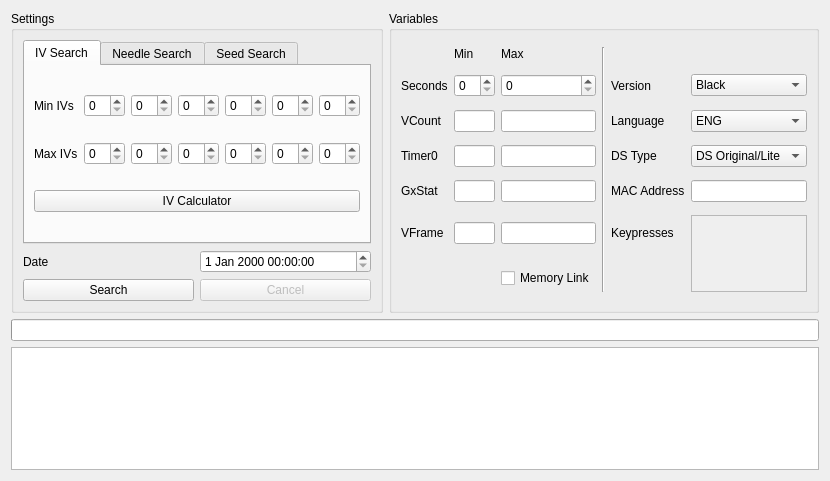
Before: the Qt Designer form Form/Gen5/Profile/ProfileCalibrator5.ui in Admiral-Fish/PokeFinder, drawn with Qt 5.
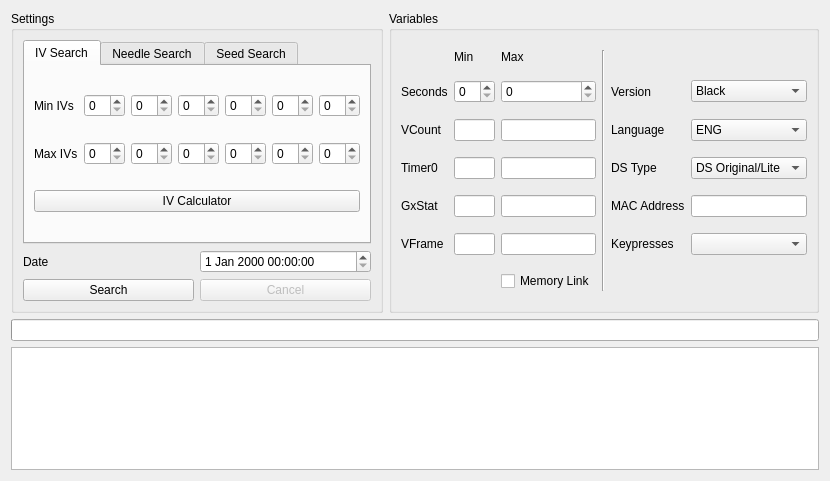
After: the same form once the commit is applied. Custom widgets are drawn as their Qt base class.

```diff
--- a/Form/Gen5/Profile/ProfileCalibrator5.ui
+++ b/Form/Gen5/Profile/ProfileCalibrator5.ui
@@ -515,23 +515,8 @@
         </property>
        </widget>
       </item>
-      <item row="5" column="5" rowspan="2">
-       <widget class="QScrollArea" name="scrollAreaKeypresses">
-        <property name="widgetResizable">
-         <bool>true</bool>
-        </property>
-        <widget class="QWidget" name="scrollAreaWidgetContents">
-         <property name="geometry">
-          <rect>
-           <x>0</x>
-           <y>0</y>
-           <width>106</width>
-           <height>77</height>
-          </rect>
-         </property>
-         <layout class="QVBoxLayout" name="verticalLayoutKeypresses"/>
-        </widget>
-       </widget>
+      <item row="5" column="5">
+       <widget class="CheckList" name="checkListKeypresses"/>
       </item>
      </layout>
     </widget>
@@ -559,6 +544,11 @@
    <extends>QDateTimeEdit</extends>
    <header>Form/Controls/DateTimeEdit.hpp</header>
   </customwidget>
+  <customwidget>
+   <class>CheckList</class>
+   <extends>QComboBox</extends>
+   <header>Form/Controls/CheckList.hpp</header>
+  </customwidget>
  </customwidgets>
  <tabstops>
   <tabstop>tabWidgetType</tabstop>
```
Left out of the diff: 4 changed lines with no effect on the pictures.
